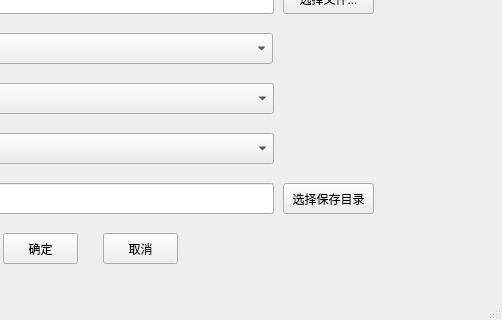
Old version of the form mainwindow.ui in the repository ainiaa/splitExcel; both pictures show x 207 to 709 and y 134 to 454 of the 709 by 454 pixel window.
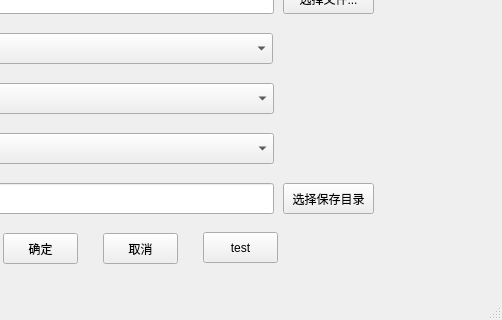
New version of the form. Icons and pictures are not drawn.

The edit to the form file:
```diff
--- a/mainwindow.ui
+++ b/mainwindow.ui
@@ -237,6 +237,19 @@
      <set>Qt::AlignCenter</set>
     </property>
    </widget>
+   <widget class="QPushButton" name="cancelPushButton_2">
+    <property name="geometry">
+     <rect>
+      <x>410</x>
+      <y>326</y>
+      <width>75</width>
+      <height>31</height>
+     </rect>
+    </property>
+    <property name="text">
+     <string>test</string>
+    </property>
+   </widget>
   </widget>
   <widget class="QMenuBar" name="menuBar">
    <property name="geometry">
```
